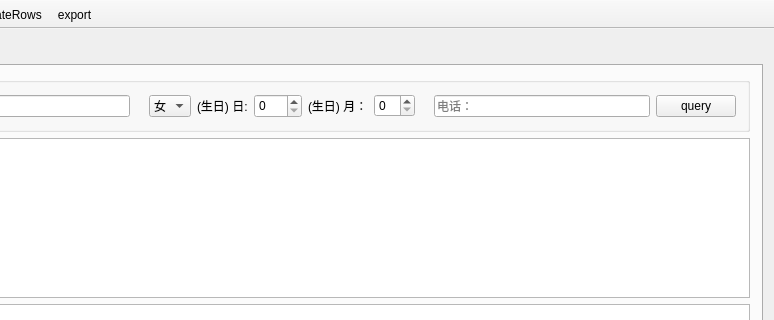
This is mainwindow.ui in crouse/memory as Qt 5 draws it before an edit; both pictures show x 137 to 911 and y 0 to 320 of the 911 by 542 pixel window. The edited form follows.
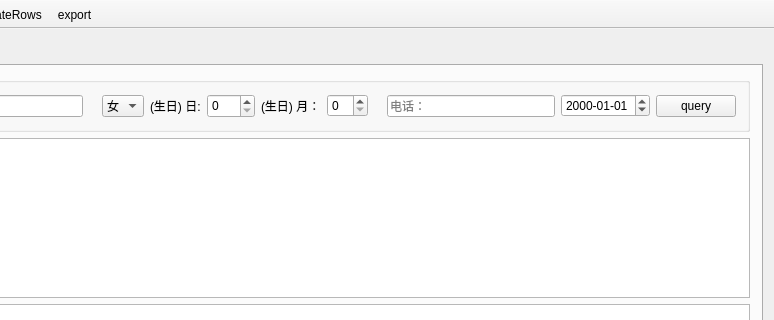
This is the edited form.

```diff
--- a/mainwindow.ui
+++ b/mainwindow.ui
@@ -274,6 +274,9 @@
              <property name="showGroupSeparator" stdset="0">
               <bool>false</bool>
              </property>
+             <property name="displayIntegerBase">
+              <number>10</number>
+             </property>
             </widget>
            </item>
            <item>
@@ -300,6 +303,13 @@
              </property>
             </widget>
            </item>
+           <item>
+            <widget class="QDateEdit" name="dateEditQ">
+             <property name="displayFormat">
+              <string>yyyy-MM-dd</string>
+             </property>
+            </widget>
+           </item>
            <item>
             <widget class="QPushButton" name="pushButtonQ">
              <property name="text">
```
